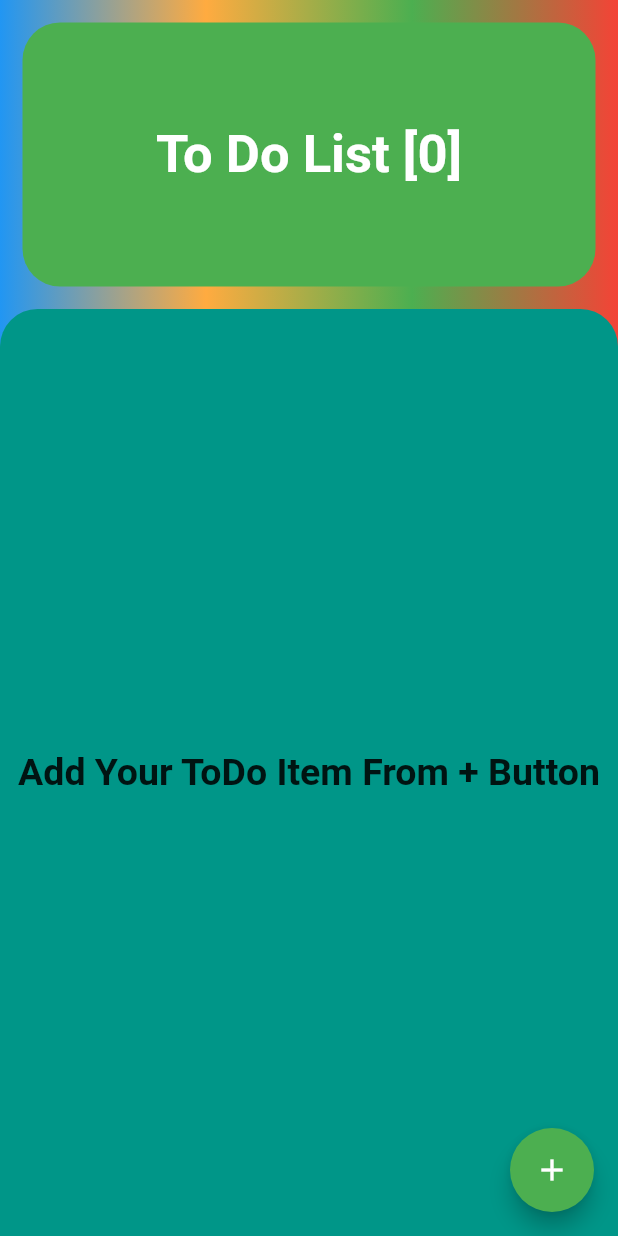
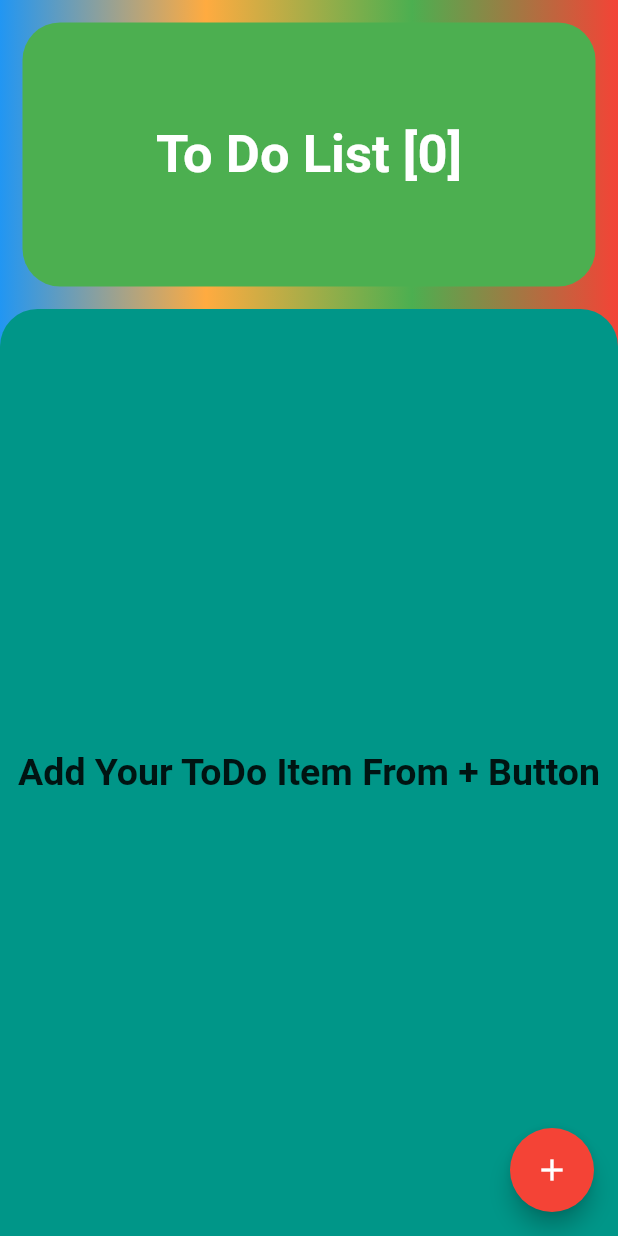
Before and after one commit to subrata731215/toDo_simple_use_provider, a Flutter app: the screen it shows after launch, on a phone screen of 412 x 824 dp. Run offline on Flutter 3.47's test engine with Material 2 defaults, Android fonts, the phone set to English and light mode, and no system bars.

Commit message:
floatingaction button color change

```diff
--- a/lib/homePage.dart
+++ b/lib/homePage.dart
@@ -164,7 +164,7 @@ class _HomePageState extends State<HomePage> {
       ),
       floatingActionButton: FloatingActionButton(
         tooltip: 'Add ToDo Items',
-        backgroundColor: Colors.green,
+        backgroundColor: Colors.red,
         onPressed: () {
           _showDialog();
         },
```
